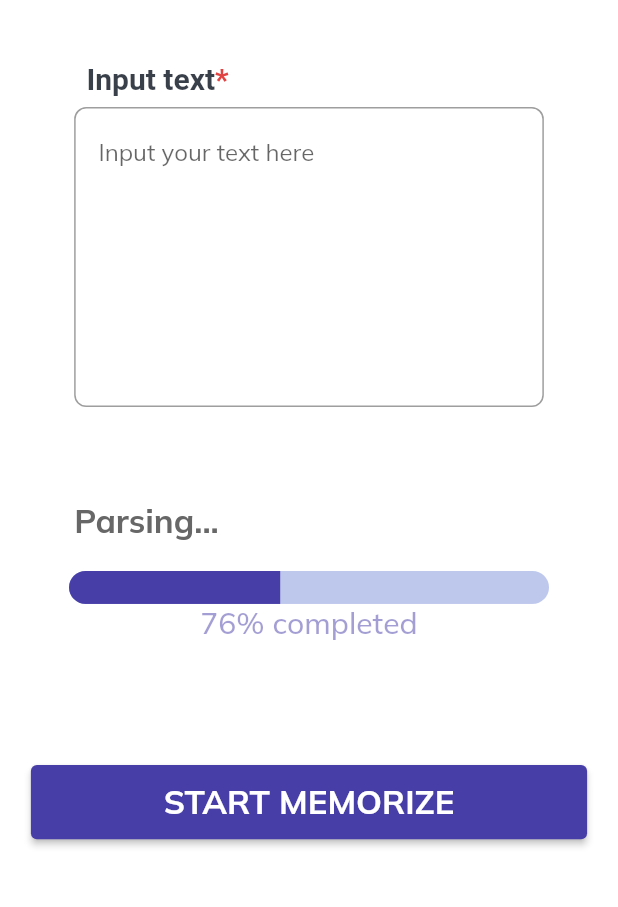
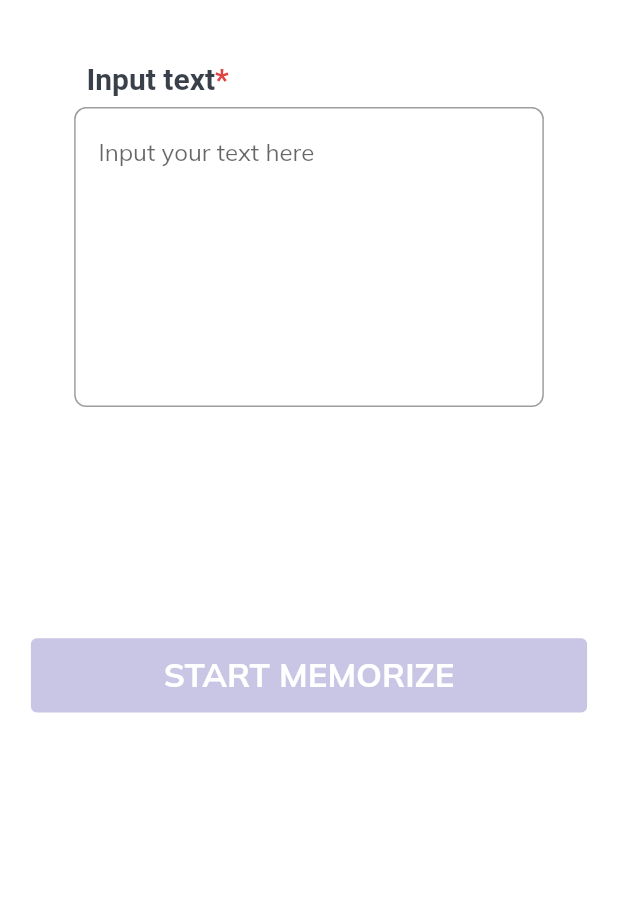
Before and after one commit to InnoSWP/InnoMemorizerApp, a Flutter app: the screen it shows after launch, on a phone screen of 412 x 824 dp, the part 144-1051 px from its top. Run offline on Flutter 3.47's test engine with Material 2 defaults, Android fonts, the phone set to English and light mode, and no system bars; drawn by our look-alikes of toggle_switch; our stand-ins replace dio, dotted_border, file_picker, google_fonts; missing offline and left inert: alan_voice, pdf_text.

Commit message:
fixed text animation controller

```diff
--- a/lib/main.dart
+++ b/lib/main.dart
@@ -281,11 +281,10 @@ class _MyHomePageState extends State<MyHomePage> with TickerProviderStateMixin {
   void initState() {
     animationController = AnimationController(
       vsync: this,
-      duration: const Duration(seconds: 5),
+      duration: const Duration(seconds: 3),
     )..addListener(() {
         setState(() {});
       });
-    animationController.repeat(reverse: true);
 
     fileAnimationController = AnimationController(
       vsync: this,
--- a/lib/widgets/paste_text.dart
+++ b/lib/widgets/paste_text.dart
@@ -5,6 +5,7 @@ import '/../utils/sentences_parser.dart';
 import '/../common/theme.dart';
 
 Widget getPasteTextScreen(context, textController, animationController) {
+  int animValue = (animationController.value * 100).round();
   return SingleChildScrollView(
     child: Column(
       children: <Widget>[
@@ -66,6 +67,12 @@ Widget getPasteTextScreen(context, textController, animationController) {
                 )),
           ),
         ),
+        animationController.value == 0.0
+            ? const SizedBox(
+                height: 10,
+              )
+            : Column(
+                children: [
                   Padding(
                     padding: EdgeInsets.only(
                       left: MediaQuery.of(context).size.width * 0.12,
@@ -73,7 +80,7 @@ Widget getPasteTextScreen(context, textController, animationController) {
                     ),
                     child: const Align(
                       alignment: Alignment.centerLeft,
-            child: Text('Parsing...',
+                      child: Text('Parsing..',
                           style: TextStyle(
                             fontSize: 22,
                             fontWeight: FontWeight.w700,
@@ -88,19 +95,21 @@ Widget getPasteTextScreen(context, textController, animationController) {
                       child: LinearProgressIndicator(
                         minHeight: 22,
                         backgroundColor: const Color.fromRGBO(190, 200, 236, 1),
-              valueColor:
-                  const AlwaysStoppedAnimation<Color>(CustomColors.primary),
+                        valueColor: const AlwaysStoppedAnimation<Color>(
+                            CustomColors.primary),
                         value: animationController.value,
                         semanticsLabel: 'parsing indicator',
                       ),
                     ),
                   ),
-        Text('76% completed',
+                  Text("$animValue% completed",
                       style: TextStyle(
                         fontSize: 20,
                         fontWeight: FontWeight.w500,
                         color: CustomColors.primary.withOpacity(0.5),
                       )),
+                ],
+              ),
         Padding(
           padding:
               EdgeInsets.only(top: MediaQuery.of(context).size.height * 0.1),
@@ -108,8 +117,10 @@ Widget getPasteTextScreen(context, textController, animationController) {
             width: MediaQuery.of(context).size.width * 0.9,
             height: MediaQuery.of(context).size.height * 0.06,
             child: ElevatedButton(
-                onPressed: () {
+                onPressed: textController.text.isNotEmpty
+                    ? () {
                         fetchSentences(textController.text).then((sentences) {
+                          animationController.forward().whenComplete(() {
                             Navigator.push(
                               context,
                               MaterialPageRoute(
@@ -118,12 +129,16 @@ Widget getPasteTextScreen(context, textController, animationController) {
                               ),
                             );
                           });
-                },
+                        });
+                      }
+                    : null,
                 style: ButtonStyle(
                   backgroundColor: MaterialStateProperty.resolveWith<Color?>(
                     (Set<MaterialState> states) {
                       if (states.contains(MaterialState.pressed)) {
                         return CustomColors.primary.withOpacity(0.5);
+                      } else if (states.contains(MaterialState.disabled)) {
+                        return CustomColors.primary.withOpacity(0.3);
                       }
                       return CustomColors.primary;
                     },
```
Lines whose indentation alone changed are shown as unchanged.
